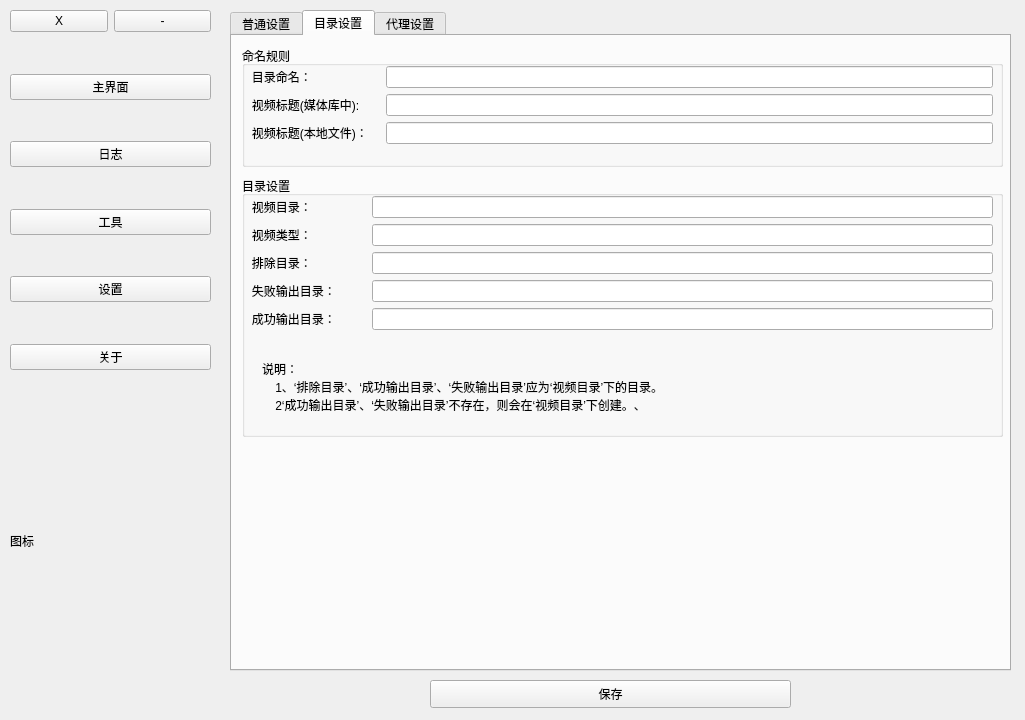
Before: the Qt Designer form Ui/AVDC.ui in kejizhihui/av-profile-photo, drawn with Qt 5.
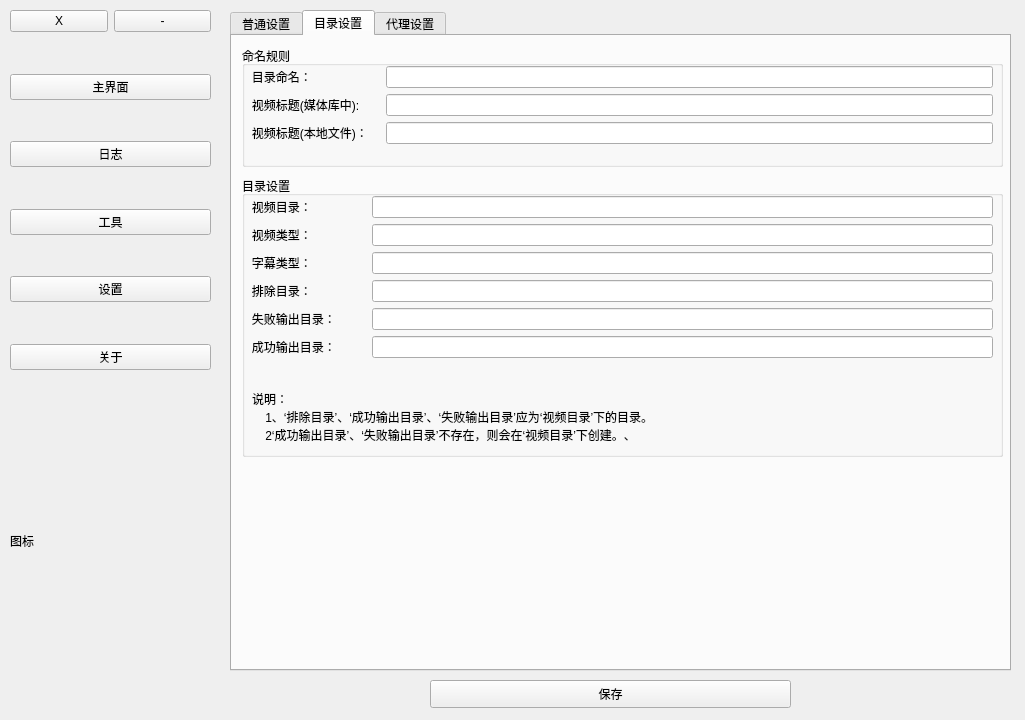
After: the same form once the commit is applied. The open tabs and pages were chosen to show the change.

Patch:
```diff
--- a/Ui/AVDC.ui
+++ b/Ui/AVDC.ui
@@ -1304,7 +1304,7 @@
           <x>10</x>
           <y>140</y>
           <width>761</width>
-          <height>261</height>
+          <height>281</height>
          </rect>
         </property>
         <property name="title">
@@ -1316,7 +1316,7 @@
            <x>0</x>
            <y>20</y>
            <width>751</width>
-           <height>161</height>
+           <height>181</height>
           </rect>
          </property>
          <layout class="QFormLayout" name="formLayout_2">
@@ -1330,27 +1330,27 @@
           <item row="0" column="1">
            <widget class="QLineEdit" name="lineEdit_movie_path"/>
           </item>
-          <item row="2" column="0">
+          <item row="3" column="0">
            <widget class="QLabel" name="label_48">
             <property name="text">
              <string>   排除目录：</string>
             </property>
            </widget>
           </item>
-          <item row="2" column="1">
+          <item row="3" column="1">
            <widget class="QLineEdit" name="lineEdit_escape_dir"/>
           </item>
-          <item row="3" column="0">
+          <item row="4" column="0">
            <widget class="QLabel" name="label_46">
             <property name="text">
              <string>   失败输出目录：         </string>
             </property>
            </widget>
           </item>
-          <item row="3" column="1">
+          <item row="4" column="1">
            <widget class="QLineEdit" name="lineEdit_fail"/>
           </item>
-          <item row="4" column="0">
+          <item row="5" column="0">
            <widget class="QLabel" name="label_47">
             <property name="frameShape">
              <enum>QFrame::NoFrame</enum>
@@ -1360,7 +1360,7 @@
             </property>
            </widget>
           </item>
-          <item row="4" column="1">
+          <item row="5" column="1">
            <widget class="QLineEdit" name="lineEdit_success"/>
           </item>
           <item row="1" column="0">
@@ -1373,13 +1373,23 @@
           <item row="1" column="1">
            <widget class="QLineEdit" name="lineEdit_movie_type"/>
           </item>
+          <item row="2" column="0">
+           <widget class="QLabel" name="label_42">
+            <property name="text">
+             <string>   字幕类型：             </string>
+            </property>
+           </widget>
+          </item>
+          <item row="2" column="1">
+           <widget class="QLineEdit" name="lineEdit_sub_type"/>
+          </item>
          </layout>
         </widget>
         <widget class="QLabel" name="label_7">
          <property name="geometry">
           <rect>
-           <x>20</x>
-           <y>180</y>
+           <x>10</x>
+           <y>210</y>
            <width>731</width>
            <height>61</height>
           </rect>
```
Left out of the diff: 17 changed lines with no effect on the pictures.
